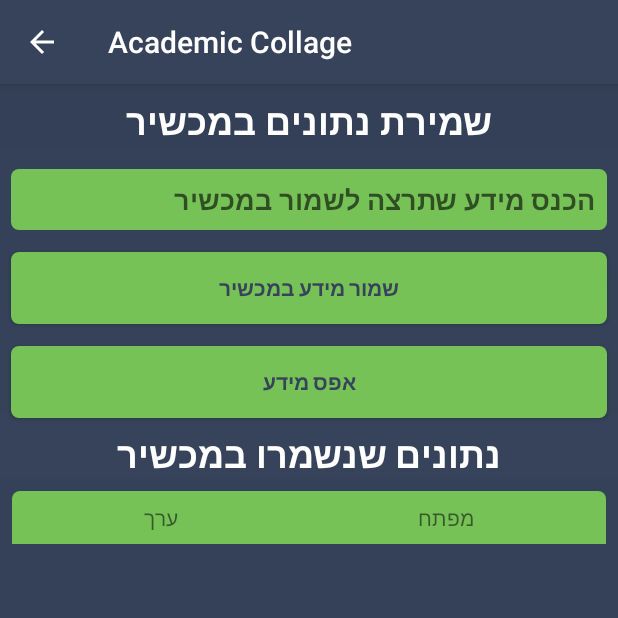
After one commit to jeffreybenabou/AcademicCollage2019, an Android app: the SharedPreferencesExample screen opened directly, with no data from a screen before it, on a phone screen of 412 x 824 dp, the top half of it. The commit adds this screen. Run offline under Robolectric (Android 15) with nearby library versions, the phone set to English and light mode, and no system bars.

Commit message:
נוספה דוגמא לשמירת נתונים על גבי המכשיר

```diff
--- a/app/src/main/AndroidManifest.xml
+++ b/app/src/main/AndroidManifest.xml
@@ -13,8 +13,8 @@
         android:label="@string/app_name"
         android:roundIcon="@mipmap/ic_launcher_round"
         android:supportsRtl="true"
-
         android:theme="@style/AppTheme">
+        <activity android:name=".basicPrograming.SharedPreferencesExample"></activity>
         <activity android:name=".basicPrograming.ObjectsExample" />
         <activity android:name=".basicPrograming.ScreenToMoveTo" />
         <activity android:name=".basicPrograming.MoveBetweenScreens" />
--- a/app/src/main/java/com/jeffrey/academiccollage/BasicActivity.java
+++ b/app/src/main/java/com/jeffrey/academiccollage/BasicActivity.java
@@ -1,17 +1,15 @@
 package com.jeffrey.academiccollage;
 
-import android.graphics.Color;
+
 import android.os.Bundle;
 import android.view.MenuItem;
-import android.view.ViewGroup;
-import android.widget.LinearLayout;
-import android.widget.TextView;
+
 
 import androidx.appcompat.app.AppCompatActivity;
-import androidx.constraintlayout.widget.ConstraintLayout;
+
 
 public class BasicActivity extends AppCompatActivity {
-
+static int imageToShow=0;
     /*
     *
     *
@@ -21,6 +19,7 @@ public class BasicActivity extends AppCompatActivity {
     protected void onCreate(Bundle savedInstanceState) {
         super.onCreate(savedInstanceState);
         getSupportActionBar().setDisplayHomeAsUpEnabled(true);
+
 
 
     }
--- a/app/src/main/java/com/jeffrey/academiccollage/MainActivity.java
+++ b/app/src/main/java/com/jeffrey/academiccollage/MainActivity.java
@@ -12,6 +12,7 @@ import com.jeffrey.academiccollage.basicPrograming.LifeCycle;
 import com.jeffrey.academiccollage.basicPrograming.Liseners;
 import com.jeffrey.academiccollage.basicPrograming.MoveBetweenScreens;
 import com.jeffrey.academiccollage.basicPrograming.ObjectsExample;
+import com.jeffrey.academiccollage.basicPrograming.SharedPreferencesExample;
 import com.jeffrey.academiccollage.style.BasicComponents;
 import com.jeffrey.academiccollage.style.Layouts;
 
@@ -52,6 +53,10 @@ public class MainActivity extends AppCompatActivity {
                 intentToStart=new Intent(this, BasicComponents.class);
 
                 break;
+            case R.id.shared_preferences:
+                intentToStart=new Intent(this, SharedPreferencesExample.class);
+
+                break;
             case R.id.objects_example_button:
                 intentToStart=new Intent(this, ObjectsExample.class);
 
--- a/app/src/main/java/com/jeffrey/academiccollage/basicPrograming/ScreenToMoveTo.java
+++ b/app/src/main/java/com/jeffrey/academiccollage/basicPrograming/ScreenToMoveTo.java
@@ -1,6 +1,5 @@
 package com.jeffrey.academiccollage.basicPrograming;
 
-import androidx.appcompat.app.AppCompatActivity;
 
 import android.content.Intent;
 import android.os.Bundle;
--- /dev/null
+++ b/app/src/main/java/com/jeffrey/academiccollage/basicPrograming/SharedPreferencesExample.java
@@ -0,0 +1,131 @@
+package com.jeffrey.academiccollage.basicPrograming;
+
+import androidx.appcompat.app.AppCompatActivity;
+
+import android.content.SharedPreferences;
+import android.graphics.Color;
+import android.os.Bundle;
+import android.view.Gravity;
+import android.view.View;
+import android.view.ViewGroup;
+import android.widget.Button;
+import android.widget.EditText;
+import android.widget.LinearLayout;
+import android.widget.TableLayout;
+import android.widget.TableRow;
+import android.widget.TextView;
+
+import com.jeffrey.academiccollage.BasicActivity;
+import com.jeffrey.academiccollage.R;
+
+import org.w3c.dom.Text;
+
+import java.util.Map;
+
+public class SharedPreferencesExample extends BasicActivity {
+
+    private SharedPreferences colorSharedPreferences;
+    private SharedPreferences.Editor editor;
+    @Override
+    protected void onCreate(Bundle savedInstanceState) {
+        super.onCreate(savedInstanceState);
+        setContentView(R.layout.activity_shared_preferences_example);
+        setTheSharedPreferencesFile();
+        setTheTextToShow();
+        setTheLisenersToInput();
+        deleteData();
+    }
+
+    private void setTheTextToShow() {
+        LinearLayout linearLayout=findViewById(R.id.layout_to_add_text);
+        linearLayout.removeAllViews();
+
+        String values="";
+        String keysToShow="";
+        Map<String,?> keys = colorSharedPreferences.getAll();
+
+        int index=0;
+        for(Map.Entry<String,?> entry : keys.entrySet()){
+
+            LinearLayout column=new LinearLayout(this);
+            column.setOrientation(LinearLayout.HORIZONTAL);
+            LinearLayout left =new LinearLayout(this);
+            LinearLayout right =new LinearLayout(this);
+            left.setLayoutParams(new LinearLayout.LayoutParams(TableRow.LayoutParams.MATCH_PARENT, TableRow.LayoutParams.MATCH_PARENT,1f));
+            right.setLayoutParams(new LinearLayout.LayoutParams(TableRow.LayoutParams.MATCH_PARENT, TableRow.LayoutParams.MATCH_PARENT,1f));
+            column.setLayoutParams(new LinearLayout.LayoutParams(TableRow.LayoutParams.MATCH_PARENT, TableRow.LayoutParams.MATCH_PARENT,1f));
+
+            if(index%2==0)
+            {
+                right.setBackgroundColor(Color.WHITE);
+                left.setBackgroundColor(Color.WHITE);
+            }
+            else
+            {
+                right.setBackgroundColor(Color.LTGRAY);
+                left.setBackgroundColor(Color.LTGRAY);
+            }
+
+
+            index++;
+            values= entry.getValue().toString();
+            keysToShow=entry.getKey();
+
+            TextView valueTextView=new TextView(this);
+            valueTextView.setText(values);
+            valueTextView.setTextAlignment(View.TEXT_ALIGNMENT_CENTER);
+            TableRow.LayoutParams params = new TableRow.LayoutParams(ViewGroup.LayoutParams.WRAP_CONTENT, ViewGroup.LayoutParams.MATCH_PARENT,1f);
+            valueTextView.setLayoutParams(params);
+
+            TextView keyTextView=new TextView(this);
+            keyTextView.setText(keysToShow);
+            keyTextView.setLayoutParams(params);
+            keyTextView.setTextAlignment(View.TEXT_ALIGNMENT_CENTER);
+
+            left.addView(valueTextView);
+            right.addView(keyTextView);
+            column.addView(left);
+            column.addView(right);
+            linearLayout.addView(  column);
+
+        }
+
+    }
+
+    private void deleteData(){
+        Button button=findViewById(R.id.delete_data);
+        button.setOnClickListener(new View.OnClickListener() {
+            @Override
+            public void onClick(View v) {
+                colorSharedPreferences.edit().clear().apply();
+                setTheTextToShow();
+            }
+        });
+    }
+
+    private void setTheLisenersToInput() {
+        final EditText editText=findViewById(R.id.data_to_save_from_user);
+        Button button =findViewById(R.id.save_data_button);
+        button.setOnClickListener(new View.OnClickListener() {
+            @Override
+            public void onClick(View v) {
+                saveTheData(editText.getText().toString());
+                setTheTextToShow();
+            }
+        });
+    }
+
+    private void saveTheData(String texttoSaveOnPhone) {
+        editor.putString(""+colorSharedPreferences.getAll().size(),texttoSaveOnPhone);
+        editor.apply();
+
+
+    }
+
+    private void setTheSharedPreferencesFile() {
+        colorSharedPreferences = getSharedPreferences("text", MODE_PRIVATE);
+        editor = colorSharedPreferences.edit();
+        editor.apply();
+    }
+
+}
--- a/app/src/main/res/drawable-v24/rounded_corner_image.xml
+++ b/app/src/main/res/drawable/table_rounded.xml
@@ -1,6 +1,9 @@
 <?xml version="1.0" encoding="utf-8"?>
 <shape xmlns:android="http://schemas.android.com/apk/res/android">
     <solid android:color="#77C257"/>
-    <corners android:radius="30dp"/>
+    <corners android:topLeftRadius="5dp"
+        android:topRightRadius="5dp"
+        />
+
     <padding android:left="0dp" android:top="0dp" android:right="0dp" android:bottom="0dp" />
 </shape>
--- a/app/src/main/res/layout/activity_main.xml
+++ b/app/src/main/res/layout/activity_main.xml
@@ -69,6 +69,14 @@
                 android:text="מאזינים" />
 
             <Button
+                android:id="@+id/shared_preferences"
+                style="@style/button"
+                android:layout_width="match_parent"
+                android:layout_height="wrap_content"
+                android:onClick="onButtonClick"
+                android:text="שמירת נתונים" />
+
+            <Button
                 android:id="@+id/objects_example_button"
                 style="@style/button"
                 android:layout_width="match_parent"
--- /dev/null
+++ b/app/src/main/res/layout/activity_shared_preferences_example.xml
@@ -0,0 +1,109 @@
+<?xml version="1.0" encoding="utf-8"?>
+<androidx.constraintlayout.widget.ConstraintLayout xmlns:android="http://schemas.android.com/apk/res/android"
+    xmlns:app="http://schemas.android.com/apk/res-auto"
+    xmlns:tools="http://schemas.android.com/tools"
+    android:layout_width="match_parent"
+    android:layout_height="match_parent"
+    android:background="@drawable/gradient"
+    tools:context=".basicPrograming.SharedPreferencesExample">
+
+    <LinearLayout
+        android:id="@+id/linearLayout2"
+        android:layout_width="match_parent"
+        android:layout_height="wrap_content"
+        android:background="@drawable/gradient"
+        android:orientation="vertical"
+        app:layout_constraintEnd_toEndOf="parent"
+        app:layout_constraintStart_toStartOf="parent"
+        app:layout_constraintTop_toTopOf="parent">
+
+        <TextView
+            android:id="@+id/textView48"
+            style="@style/title"
+            android:layout_width="match_parent"
+            android:layout_height="wrap_content"
+            android:layout_margin="8dp"
+            android:text="שמירת נתונים במכשיר" />
+
+        <EditText
+            android:id="@+id/data_to_save_from_user"
+            style="@style/button"
+            android:layout_width="match_parent"
+            android:layout_height="wrap_content"
+            android:ems="10"
+            android:hint="הכנס מידע שתרצה לשמור במכשיר"
+            android:inputType="textPersonName"
+            android:padding="8dp" />
+
+        <Button
+            android:id="@+id/save_data_button"
+            style="@style/button"
+            android:layout_width="match_parent"
+            android:layout_height="wrap_content"
+            android:text="שמור מידע במכשיר" />
+
+        <Button
+            android:id="@+id/delete_data"
+            style="@style/button"
+            android:layout_width="match_parent"
+            android:layout_height="wrap_content"
+            android:text="אפס מידע" />
+
+        <TextView
+            android:id="@+id/textView52"
+            style="@style/title"
+            android:layout_width="match_parent"
+            android:layout_height="wrap_content"
+            android:text="נתונים שנשמרו במכשיר" />
+
+    </LinearLayout>
+
+    <LinearLayout
+        android:id="@+id/linearLayout3"
+        android:layout_width="match_parent"
+        android:layout_height="wrap_content"
+        android:layout_margin="8dp"
+        android:background="@drawable/table_rounded"
+        android:orientation="horizontal"
+        android:padding="8dp"
+        app:layout_constraintEnd_toEndOf="parent"
+        app:layout_constraintStart_toStartOf="parent"
+        app:layout_constraintTop_toBottomOf="@+id/linearLayout2">
+
+        <TextView
+            android:id="@+id/textView58"
+            android:layout_width="wrap_content"
+            android:layout_height="wrap_content"
+            android:layout_weight="1"
+            android:text="ערך"
+            android:textAlignment="center" />
+
+        <TextView
+            android:id="@+id/textView59"
+            android:layout_width="wrap_content"
+            android:layout_height="wrap_content"
+            android:layout_weight="1"
+            android:text="מפתח"
+            android:textAlignment="center" />
+
+    </LinearLayout>
+
+    <ScrollView
+        android:layout_width="0dp"
+        android:layout_height="0dp"
+        android:layout_marginStart="8dp"
+        android:layout_marginEnd="8dp"
+        android:layout_weight="1"
+        app:layout_constraintBottom_toBottomOf="parent"
+        app:layout_constraintEnd_toEndOf="parent"
+        app:layout_constraintStart_toStartOf="parent"
+        app:layout_constraintTop_toBottomOf="@+id/linearLayout3">
+
+        <LinearLayout
+            android:id="@+id/layout_to_add_text"
+            android:layout_width="match_parent"
+            android:layout_height="wrap_content"
+            android:orientation="vertical" />
+    </ScrollView>
+
+</androidx.constraintlayout.widget.ConstraintLayout>
```
